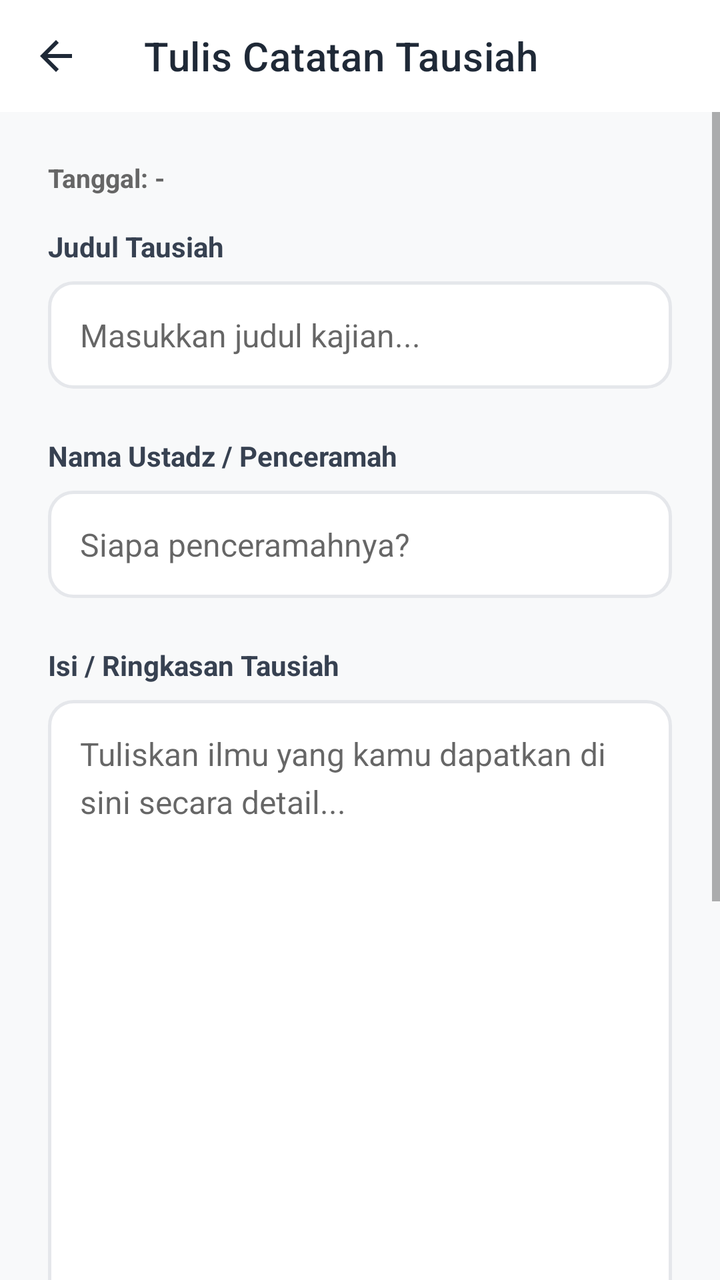
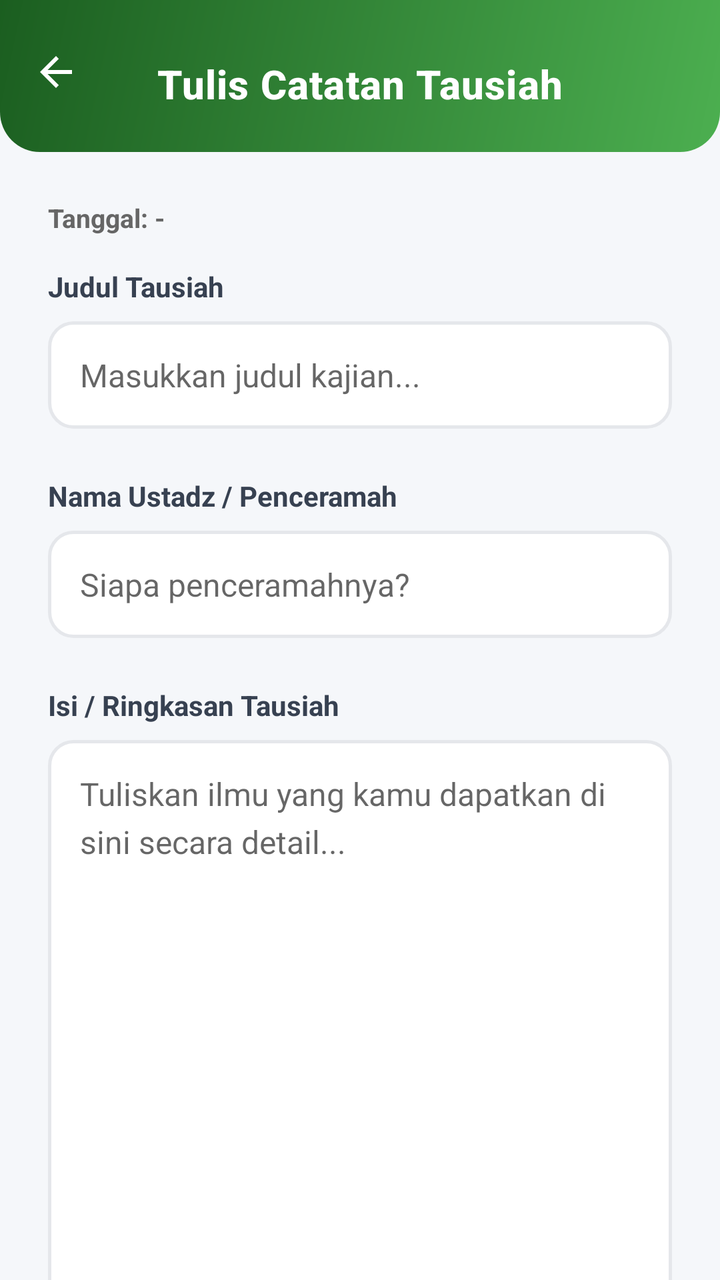

The first picture is an Android layout as it rendered before a commit; the second is the same layout after the commit. The layout source and the unified diff follow.
<!-- AndroidManifest.xml: application theme Theme.RamadhanDigital -->
<!-- res/layout/activity_add_tausiah.xml -->
<?xml version="1.0" encoding="utf-8"?>
<LinearLayout xmlns:android="http://schemas.android.com/apk/res/android"
    xmlns:app="http://schemas.android.com/apk/res-auto"
    xmlns:tools="http://schemas.android.com/tools"
    android:layout_width="match_parent"
    android:layout_height="match_parent"
    android:orientation="vertical"
    android:background="#F8F9FA">

    <com.google.android.material.appbar.AppBarLayout
        android:layout_width="match_parent"
        android:layout_height="wrap_content"
        android:background="#FFFFFF"
        app:elevation="0dp">

        <com.google.android.material.appbar.MaterialToolbar
            android:id="@+id/toolbar"
            android:layout_width="match_parent"
            android:layout_height="?attr/actionBarSize"
            app:navigationIcon="?attr/homeAsUpIndicator"
            app:navigationIconTint="#1F2937"
            app:title="Tulis Catatan Tausiah"
            app:titleTextColor="#1F2937" />

    </com.google.android.material.appbar.AppBarLayout>

    <ScrollView
        android:layout_width="match_parent"
        android:layout_height="0dp"
        android:layout_weight="1"
        android:fillViewport="true">

        <LinearLayout
            android:layout_width="match_parent"
            android:layout_height="wrap_content"
            android:orientation="vertical"
            android:padding="24dp">

            
            <TextView
                android:id="@+id/tvTanggal"
                android:layout_width="wrap_content"
                android:layout_height="wrap_content"
                android:layout_marginBottom="16dp"
                android:text="Tanggal: -"
                android:textColor="#666666"
                android:textSize="13sp"
                android:textStyle="bold" />

            <TextView
                android:layout_width="wrap_content"
                android:layout_height="wrap_content"
                android:text="Judul Tausiah"
                android:textStyle="bold"
                android:textColor="#374151"
                android:textSize="14sp" />

            <EditText
                android:id="@+id/etJudul"
                android:layout_width="match_parent"
                android:layout_height="wrap_content"
                android:layout_marginTop="8dp"
                android:background="@drawable/bg_edittext"
                android:hint="Masukkan judul kajian..."
                android:padding="16dp"
                android:textSize="16sp"
                android:inputType="textCapSentences"
                android:autofillHints="none" />

            <TextView
                android:layout_width="wrap_content"
                android:layout_height="wrap_content"
                android:layout_marginTop="24dp"
                android:text="Nama Ustadz / Penceramah"
                android:textStyle="bold"
                android:textColor="#374151"
                android:textSize="14sp" />

            <EditText
                android:id="@+id/etPenceramah"
                android:layout_width="match_parent"
                android:layout_height="wrap_content"
                android:layout_marginTop="8dp"
                android:background="@drawable/bg_edittext"
                android:hint="Siapa penceramahnya?"
                android:padding="16dp"
                android:textSize="16sp"
                android:inputType="textCapWords"
                android:autofillHints="none" />

            <TextView
                android:layout_width="wrap_content"
                android:layout_height="wrap_content"
                android:layout_marginTop="24dp"
                android:text="Isi / Ringkasan Tausiah"
                android:textStyle="bold"
                android:textColor="#374151"
                android:textSize="14sp" />

            <EditText
                android:id="@+id/etRingkasan"
                android:layout_width="match_parent"
                android:layout_height="wrap_content"
                android:layout_marginTop="8dp"
                android:background="@drawable/bg_edittext"
                android:hint="Tuliskan ilmu yang kamu dapatkan di sini secara detail..."
                android:gravity="top"
                android:minLines="15"
                android:padding="16dp"
                android:textSize="16sp"
                android:inputType="textMultiLine"
                android:autofillHints="none"
                android:lineSpacingExtra="5dp"/>

            <LinearLayout
                android:id="@+id/layoutAction"
                android:layout_width="match_parent"
                android:layout_height="wrap_content"
                android:layout_marginTop="32dp"
                android:layout_marginBottom="40dp"
                android:orientation="vertical">

                <Button
                    android:id="@+id/btnSubmit"
                    android:layout_width="match_parent"
                    android:layout_height="56dp"
                    android:backgroundTint="#0F5132"
                    android:text="SUBMIT KE PEMBIMBING"
                    android:textStyle="bold"
                    app:cornerRadius="12dp" />

                <TextView
                    android:layout_width="match_parent"
                    android:layout_height="wrap_content"
                    android:layout_marginTop="12dp"
                    android:gravity="center"
                    android:text="Catatan akan terkunci setelah di-Submit."
                    android:textColor="#888888"
                    android:textSize="12sp" />

            </LinearLayout>

            <TextView
                android:id="@+id/tvStatusLocked"
                android:layout_width="match_parent"
                android:layout_height="wrap_content"
                android:layout_marginTop="32dp"
                android:gravity="center"
                android:text="🔒 Catatan Terkunci &amp; Sudah Disubmit"
                android:textColor="#059669"
                android:textStyle="bold"
                android:visibility="gone" />

        </LinearLayout>
    </ScrollView>
</LinearLayout>
<!-- resources referenced by this layout -->
<resources>
  <!-- drawable bg_edittext (drawable) -->
  <?xml version="1.0" encoding="utf-8"?>
  <shape xmlns:android="http://schemas.android.com/apk/res/android">
      <solid android:color="#FFFFFF" />
      <corners android:radius="12dp" />
      <stroke
          android:width="1.5dp"
          android:color="#E5E7EB" />
  </shape>
  <style name="Theme.RamadhanDigital" parent="Theme.MaterialComponents.Light.NoActionBar">
  
          <item name="colorPrimary">#2E7D32</item>
          <item name="colorPrimaryVariant">#1B5E20</item>
          <item name="colorSecondary">#4CAF50</item>
  
          <item name="colorOnPrimary">@color/white</item>
          <item name="colorOnSecondary">@color/white</item>
  
          <item name="android:windowBackground">@android:color/white</item>
  
          <item name="android:statusBarColor">#2E7D32</item>
          <item name="android:navigationBarColor">@android:color/white</item>
  
          <item name="android:windowLightStatusBar">true</item>
  
          
          <item name="bottomNavigationStyle">@style/App.BottomNavigationView</item>
      </style>
  <color name="white">#FFFFFF</color>
  <style name="App.BottomNavigationView" parent="Widget.MaterialComponents.BottomNavigationView">
          <item name="itemActiveIndicatorStyle">@style/App.Custom.Indicator</item>
          <item name="itemTextAppearanceActive">@style/App.BottomNav.Text.Active</item>
          <item name="itemTextAppearanceInactive">@style/App.BottomNav.Text.Inactive</item>
      </style>
  <style name="App.Custom.Indicator" parent="Widget.Material3.BottomNavigationView.ActiveIndicator">
          
          <item name="android:color">#E8F5E9</item>
          <item name="android:width">60dp</item>
          <item name="android:height">40dp</item>
      </style>
  <style name="App.BottomNav.Text.Active" parent="TextAppearance.MaterialComponents.Caption">
          <item name="android:textStyle">bold</item>
          <item name="android:textSize">14sp</item>
      </style>
  <style name="App.BottomNav.Text.Inactive" parent="TextAppearance.MaterialComponents.Caption">
          <item name="android:textStyle">normal</item>
          <item name="android:textSize">12sp</item>
      </style>
</resources>

<!-- the commit's change to res/layout/activity_add_tausiah.xml (unified diff, before → after) -->
@@ -1,34 +1,39 @@
 <?xml version="1.0" encoding="utf-8"?>
-<LinearLayout xmlns:android="http://schemas.android.com/apk/res/android"
+<androidx.coordinatorlayout.widget.CoordinatorLayout xmlns:android="http://schemas.android.com/apk/res/android"
     xmlns:app="http://schemas.android.com/apk/res-auto"
     xmlns:tools="http://schemas.android.com/tools"
     android:layout_width="match_parent"
     android:layout_height="match_parent"
-    android:orientation="vertical"
-    android:background="#F8F9FA">
+    android:background="#F5F7FA">
 
+    
     <com.google.android.material.appbar.AppBarLayout
+        android:id="@+id/appBarLayout"
         android:layout_width="match_parent"
         android:layout_height="wrap_content"
-        android:background="#FFFFFF"
+        android:background="@android:color/transparent"
         app:elevation="0dp">
 
         <com.google.android.material.appbar.MaterialToolbar
             android:id="@+id/toolbar"
             android:layout_width="match_parent"
-            android:layout_height="?attr/actionBarSize"
+            android:layout_height="76dp"
+            android:background="@drawable/bg_header_gradient"
+            android:paddingTop="8dp"
             app:navigationIcon="?attr/homeAsUpIndicator"
-            app:navigationIconTint="#1F2937"
+            app:navigationIconTint="@android:color/white"
             app:title="Tulis Catatan Tausiah"
-            app:titleTextColor="#1F2937" />
+            app:titleCentered="true"
+            app:titleTextAppearance="@style/HeaderTitleStyle"
+            app:titleTextColor="@android:color/white" />
 
     </com.google.android.material.appbar.AppBarLayout>
 
-    <ScrollView
+    <androidx.core.widget.NestedScrollView
         android:layout_width="match_parent"
-        android:layout_height="0dp"
-        android:layout_weight="1"
-        android:fillViewport="true">
+        android:layout_height="match_parent"
+        android:fillViewport="true"
+        app:layout_behavior="@string/appbar_scrolling_view_behavior">
 
         <LinearLayout
             android:layout_width="match_parent"
@@ -124,7 +129,7 @@
                     android:id="@+id/btnSubmit"
                     android:layout_width="match_parent"
                     android:layout_height="56dp"
-                    android:backgroundTint="#0F5132"
+                    android:backgroundTint="@color/green_700"
                     android:text="SUBMIT KE PEMBIMBING"
                     android:textStyle="bold"
                     app:cornerRadius="12dp" />
@@ -152,5 +157,5 @@
                 android:visibility="gone" />
 
         </LinearLayout>
-    </ScrollView>
-</LinearLayout>
+    </androidx.core.widget.NestedScrollView>
+</androidx.coordinatorlayout.widget.CoordinatorLayout>
<!-- resource entries referenced after the edit -->
@@ -1,5 +1,6 @@
 <!-- resources referenced by this layout -->
 <resources>
+  <color name="green_700">#2E7D32</color>
   <!-- drawable bg_edittext (drawable) -->
   <?xml version="1.0" encoding="utf-8"?>
   <shape xmlns:android="http://schemas.android.com/apk/res/android">
@@ -9,6 +10,23 @@
           android:width="1.5dp"
           android:color="#E5E7EB" />
   </shape>
+  <!-- drawable bg_header_gradient (drawable) -->
+  <?xml version="1.0" encoding="utf-8"?>
+  <shape xmlns:android="http://schemas.android.com/apk/res/android">
+      <gradient
+          android:angle="135"
+          android:endColor="#1B5E20"
+          android:startColor="#4CAF50"
+          android:type="linear" />
+      <corners
+          android:bottomLeftRadius="20dp"
+          android:bottomRightRadius="20dp" />
+  </shape>
+  <style name="HeaderTitleStyle" parent="TextAppearance.MaterialComponents.Headline6">
+          <item name="android:textStyle">bold</item>
+          <item name="android:textSize">20sp</item>
+          <item name="android:letterSpacing">0.02</item>
+      </style>
   <style name="Theme.RamadhanDigital" parent="Theme.MaterialComponents.Light.NoActionBar">
   
           <item name="colorPrimary">#2E7D32</item>
